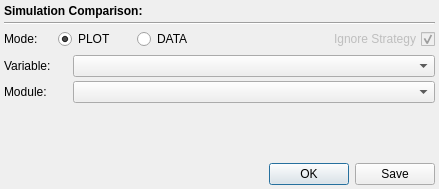
The window that designer/high/simcomparison.ui (DTOcean/dtocean-app) describes before a commit, drawn with Qt 5.
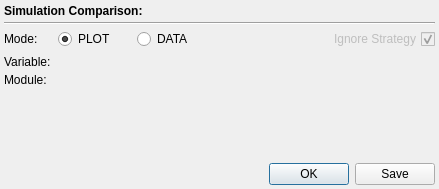
The same window after the commit.

Commit message: Use ExtendedComboBox in comparison context and senstivity strategy configurations

```diff
--- a/designer/high/simcomparison.ui
+++ b/designer/high/simcomparison.ui
@@ -215,16 +215,6 @@
        </property>
       </widget>
      </item>
-     <item>
-      <widget class="QComboBox" name="varBox">
-       <property name="sizePolicy">
-        <sizepolicy hsizetype="Expanding" vsizetype="Fixed">
-         <horstretch>0</horstretch>
-         <verstretch>0</verstretch>
-        </sizepolicy>
-       </property>
-      </widget>
-     </item>
     </layout>
    </item>
    <item>
@@ -242,16 +232,6 @@
        </property>
       </widget>
      </item>
-     <item>
-      <widget class="QComboBox" name="modBox">
-       <property name="sizePolicy">
-        <sizepolicy hsizetype="Expanding" vsizetype="Fixed">
-         <horstretch>0</horstretch>
-         <verstretch>0</verstretch>
-        </sizepolicy>
-       </property>
-      </widget>
-     </item>
     </layout>
    </item>
    <item>
```
The commit also changes 8 other files.
